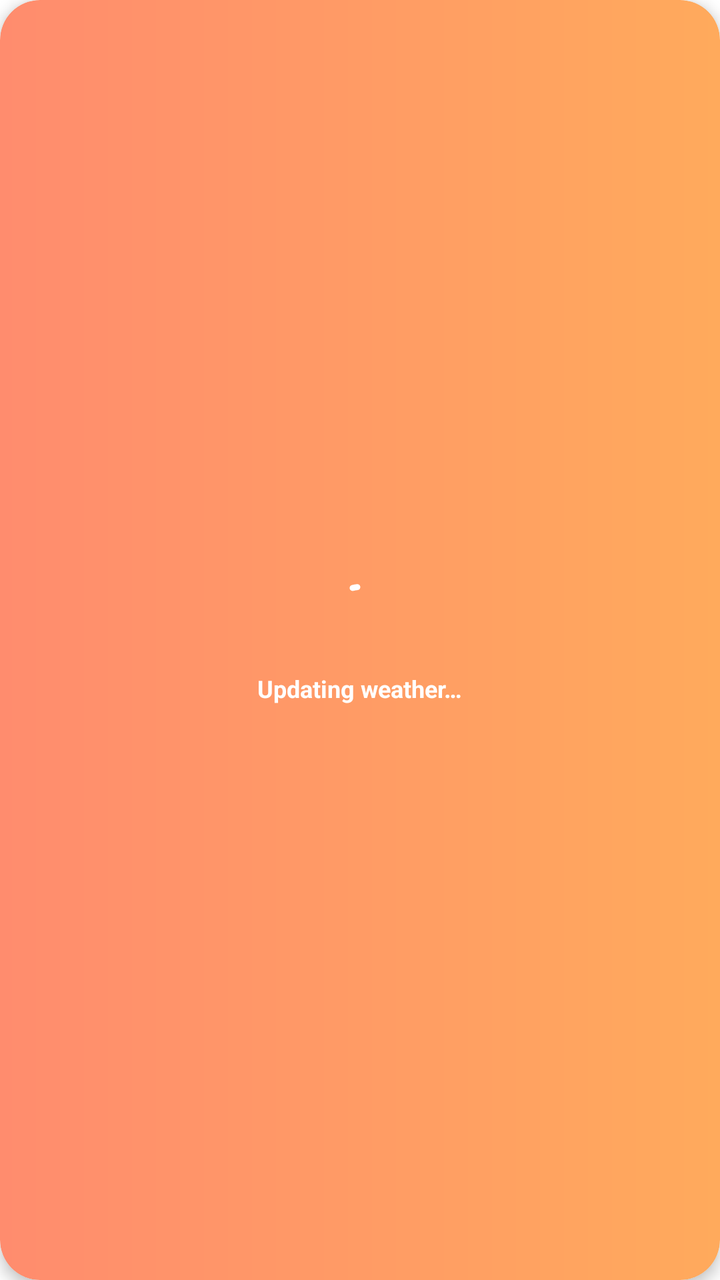
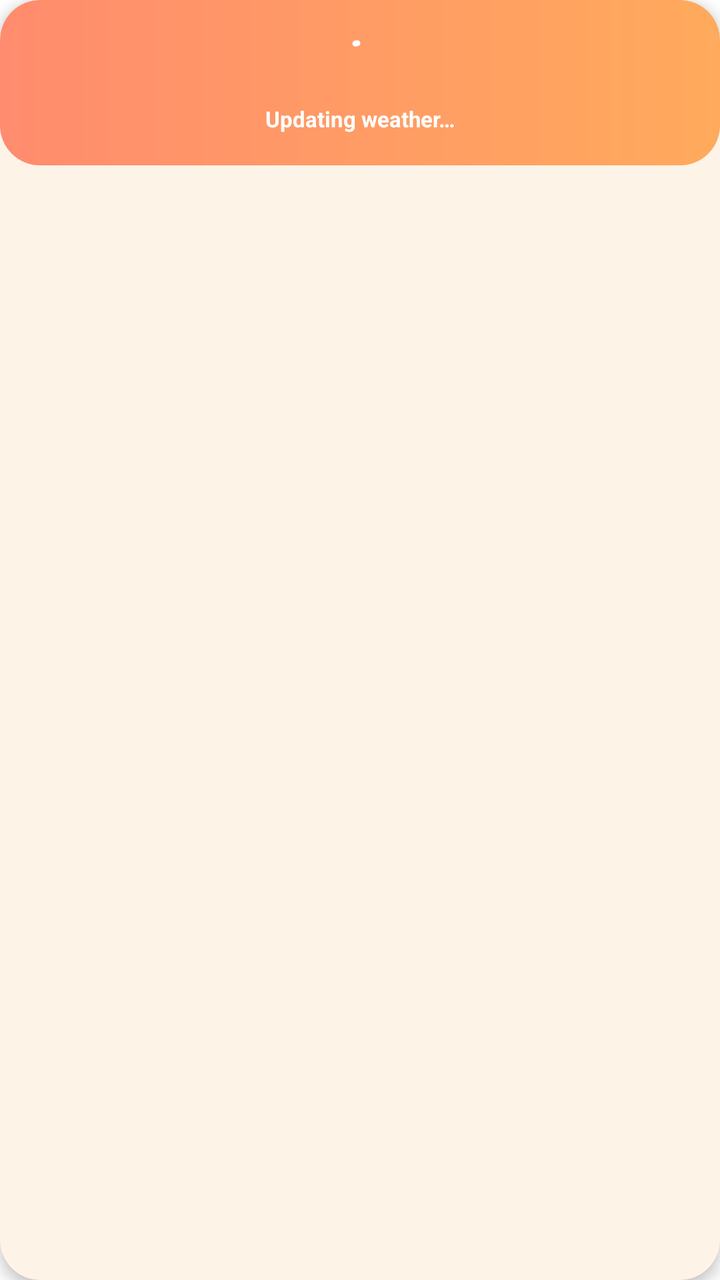

Before-and-after screenshots of an Android layout around one commit, followed by the original layout XML and the change that was made.
<!-- AndroidManifest.xml: application theme Theme.Resilio -->
<!-- res/layout/include_card_weather.xml -->
<?xml version="1.0" encoding="utf-8"?>
<com.google.android.material.card.MaterialCardView xmlns:android="http://schemas.android.com/apk/res/android"
    xmlns:app="http://schemas.android.com/apk/res-auto"
    xmlns:tools="http://schemas.android.com/tools"
    android:id="@+id/card_weather"
    android:layout_width="match_parent"
    android:layout_height="wrap_content"
    app:cardCornerRadius="20dp"
    app:cardElevation="4dp"
    app:strokeWidth="0dp">

    <androidx.constraintlayout.widget.ConstraintLayout
        android:id="@+id/layout_weather_container"
        android:layout_width="match_parent"
        android:layout_height="match_parent"
        android:background="@drawable/bg_weather_sunny"
        android:padding="20dp">

        
        <androidx.constraintlayout.widget.ConstraintLayout
            android:id="@+id/layout_weather_loading"
            android:layout_width="match_parent"
            android:layout_height="wrap_content"
            android:visibility="visible"
            app:layout_constraintTop_toTopOf="parent"
            app:layout_constraintBottom_toBottomOf="parent">

            <com.google.android.material.progressindicator.CircularProgressIndicator
                android:id="@+id/weather_loading_spinner"
                android:layout_width="wrap_content"
                android:layout_height="wrap_content"
                android:indeterminate="true"
                app:indicatorColor="@color/white"
                app:indicatorSize="32dp"
                app:trackThickness="3dp"
                app:layout_constraintTop_toTopOf="parent"
                app:layout_constraintStart_toStartOf="parent"
                app:layout_constraintEnd_toEndOf="parent" />

            <TextView
                android:layout_width="wrap_content"
                android:layout_height="wrap_content"
                android:layout_marginTop="8dp"
                android:text="@string/weather_loading"
                android:textColor="@color/white"
                android:textSize="12sp"
                android:textStyle="bold"
                app:layout_constraintTop_toBottomOf="@id/weather_loading_spinner"
                app:layout_constraintStart_toStartOf="parent"
                app:layout_constraintEnd_toEndOf="parent" />
        </androidx.constraintlayout.widget.ConstraintLayout>

        
        <androidx.constraintlayout.widget.ConstraintLayout
            android:id="@+id/layout_weather_content"
            android:layout_width="match_parent"
            android:layout_height="wrap_content"
            android:visibility="gone"
            app:layout_constraintTop_toTopOf="parent"
            app:layout_constraintBottom_toBottomOf="parent">

            
            <ImageView
                android:id="@+id/iv_weather_icon"
                android:layout_width="32dp"
                android:layout_height="32dp"
                android:contentDescription="@null"
                android:src="@drawable/ic_sun"
                app:layout_constraintStart_toStartOf="parent"
                app:layout_constraintTop_toTopOf="parent"
                app:tint="@color/white" />

            <TextView
                android:id="@+id/tv_weather_condition"
                android:layout_width="wrap_content"
                android:layout_height="wrap_content"
                android:layout_marginStart="12dp"
                android:text="Sunny"
                android:textColor="@color/white"
                android:textSize="20sp"
                android:textStyle="bold"
                app:layout_constraintBottom_toBottomOf="@+id/iv_weather_icon"
                app:layout_constraintStart_toEndOf="@+id/iv_weather_icon"
                app:layout_constraintTop_toTopOf="@+id/iv_weather_icon" />

            
            <TextView
                android:id="@+id/tv_weather_temp"
                android:layout_width="wrap_content"
                android:layout_height="wrap_content"
                android:layout_marginTop="8dp"
                android:text="27°C"
                android:textColor="@color/white"
                android:textSize="42sp"
                android:textStyle="bold"
                app:layout_constraintStart_toStartOf="parent"
                app:layout_constraintTop_toBottomOf="@+id/iv_weather_icon" />

            
            <LinearLayout
                android:id="@+id/layout_weather_data"
                android:layout_width="wrap_content"
                android:layout_height="wrap_content"
                android:layout_marginTop="8dp"
                android:orientation="vertical"
                app:layout_constraintStart_toStartOf="parent"
                app:layout_constraintTop_toBottomOf="@+id/tv_weather_temp">

                <TextView
                    android:id="@+id/tv_weather_precip"
                    android:layout_width="wrap_content"
                    android:layout_height="wrap_content"
                    android:text="Precipitation: 0%"
                    android:textColor="@color/white"
                    android:textSize="14sp" />

                <TextView
                    android:id="@+id/tv_weather_humidity"
                    android:layout_width="wrap_content"
                    android:layout_height="wrap_content"
                    android:text="Humidity: 0%"
                    android:textColor="@color/white"
                    android:textSize="14sp" />

                <TextView
                    android:id="@+id/tv_weather_wind"
                    android:layout_width="wrap_content"
                    android:layout_height="wrap_content"
                    android:text="Wind: 0 km/h"
                    android:textColor="@color/white"
                    android:textSize="14sp" />
            </LinearLayout>

            
            <LinearLayout
                android:id="@+id/layout_weather_right_side"
                android:layout_width="wrap_content"
                android:layout_height="wrap_content"
                android:gravity="end"
                android:orientation="vertical"
                app:layout_constraintEnd_toEndOf="parent"
                app:layout_constraintTop_toTopOf="parent">

                <TextView
                    android:id="@+id/tv_weather_label"
                    android:layout_width="wrap_content"
                    android:layout_height="wrap_content"
                    android:text="Weather"
                    android:textColor="@color/white"
                    android:textSize="16sp"
                    android:textStyle="bold" />

                <TextView
                    android:id="@+id/tv_weather_day"
                    android:layout_width="wrap_content"
                    android:layout_height="wrap_content"
                    android:text="---"
                    android:textColor="@color/white"
                    android:textSize="14sp" />

                <TextView
                    android:id="@+id/tv_weather_time"
                    android:layout_width="wrap_content"
                    android:layout_height="wrap_content"
                    android:text="--:--"
                    android:textColor="@color/white"
                    android:textSize="14sp" />

                <TextView
                    android:id="@+id/tv_weather_location"
                    android:layout_width="wrap_content"
                    android:layout_height="wrap_content"
                    android:layout_marginTop="12dp"
                    android:text="Antipolo City"
                    android:textColor="@color/white"
                    android:textSize="16sp"
                    android:textStyle="bold" />
            </LinearLayout>
        </androidx.constraintlayout.widget.ConstraintLayout>

        
        <LinearLayout
            android:id="@+id/layout_weather_advisory"
            android:layout_width="match_parent"
            android:layout_height="wrap_content"
            android:layout_marginTop="16dp"
            android:background="#66000000"
            android:gravity="center_vertical"
            android:orientation="horizontal"
            android:padding="10dp"
            android:visibility="gone"
            app:layout_constraintTop_toBottomOf="@+id/layout_weather_content">

            <ImageView
                android:layout_width="18dp"
                android:layout_height="18dp"
                android:layout_marginEnd="8dp"
                android:src="@drawable/ic_alerts"
                app:tint="#FFCDD2" />

            <TextView
                android:id="@+id/tv_weather_advisory"
                android:layout_width="0dp"
                android:layout_height="wrap_content"
                android:layout_weight="1"
                android:textColor="#FFCDD2"
                android:textSize="12sp"
                android:textStyle="bold" />
        </LinearLayout>

    </androidx.constraintlayout.widget.ConstraintLayout>
</com.google.android.material.card.MaterialCardView>
<!-- resources referenced by this layout -->
<resources>
  <color name="white">#FFFFFFFF</color>
  <!-- drawable bg_weather_sunny (drawable) -->
  <?xml version="1.0" encoding="utf-8"?>
  <shape xmlns:android="http://schemas.android.com/apk/res/android">
      <gradient
          android:angle="0"
          android:endColor="@color/weather_sunny_end"
          android:startColor="@color/weather_sunny_start"
          android:type="linear" />
      <corners android:radius="20dp" />
  </shape>
  <!-- drawable ic_alerts (drawable) -->
  <vector xmlns:android="http://schemas.android.com/apk/res/android"
      android:width="24dp"
      android:height="24dp"
      android:viewportWidth="24"
      android:viewportHeight="24">
    <path
        android:fillColor="#FF000000"
        android:pathData="M12,22c1.1,0 2,-0.9 2,-2h-4c0,1.1 0.89,2 2,2zM18,16v-5c0,-3.07 -1.64,-5.64 -4.5,-6.32V4c0,-0.83 -0.67,-1.5 -1.5,-1.5s-1.5,0.67 -1.5,1.5v0.68C7.63,5.36 6,7.92 6,11v5l-2,2v1h16v-1l-2,-2z"/>
  </vector>
  <!-- drawable ic_sun (drawable) -->
  <vector xmlns:android="http://schemas.android.com/apk/res/android"
      android:width="24dp"
      android:height="24dp"
      android:viewportWidth="24"
      android:viewportHeight="24">
      <path
          android:fillColor="@android:color/white"
          android:pathData="M12,7c-2.76,0 -5,2.24 -5,5s2.24,5 5,5s5,-2.24 5,-5S14.76,7 12,7zM2,13h2c0.55,0 1,-0.45 1,-1s-0.45,-1 -1,-1L2,11c-0.55,0 -1,0.45 -1,1S1.45,13 2,13zM20,13h2c0.55,0 1,-0.45 1,-1s-0.45,-1 -1,-1h-2c-0.55,0 -1,0.45 -1,1S19.45,13 20,13zM11,2v2c0,0.55 0.45,1 1,1s1,-0.45 1,-1L13,2c0,-0.55 -0.45,-1 -1,-1S11,1.45 11,2zM11,20v2c0,0.55 0.45,1 1,1s1,-0.45 1,-1v-2c0,-0.55 -0.45,-1 -1,-1S11,19.45 11,20zM5.99,4.58c-0.39,-0.39 -1.03,-0.39 -1.41,0s-0.39,1.03 0,1.41l1.06,1.06c0.39,0.39 1.03,0.39 1.41,0s0.39,-1.03 0,-1.41L5.99,4.58zM18.36,16.95c-0.39,-0.39 -1.03,-0.39 -1.41,0s-0.39,1.03 0,1.41l1.06,1.06c0.39,0.39 1.03,0.39 1.41,0s0.39,-1.03 0,-1.41l-1.06,-1.06zM18.36,4.58l-1.06,1.06c-0.39,0.39 -0.39,1.03 0,1.41s1.03,0.39 1.41,0l1.06,-1.06c0.39,-0.39 0.39,-1.03 0,-1.41S18.75,4.19 18.36,4.58zM5.64,16.95l-1.06,1.06c-0.39,0.39 -0.39,1.03 0,1.41s1.03,0.39 1.41,0l1.06,-1.06c0.39,-0.39 0.39,-1.03 0,-1.41S6.03,16.56 5.64,16.95z" />
  </vector>
  <string name="weather_loading">Updating weather…</string>
  <style name="Theme.Resilio" parent="Base.Theme.Resilio" />
  <color name="weather_sunny_end">#FFAA5C</color>
  <color name="weather_sunny_start">#FF8C6E</color>
  <style name="Base.Theme.Resilio" parent="Theme.Material3.DayNight.NoActionBar">
          
          <item name="colorPrimary">@color/gold_accent</item>
          <item name="colorOnPrimary">@color/black</item>
          <item name="colorSecondary">@color/secondary_blue</item>
          <item name="colorOnSecondary">@color/white</item>
          <item name="colorTertiary">@color/primary_green</item>
          <item name="android:windowBackground">@color/background</item>
          <item name="android:textColorPrimary">@color/text_primary</item>
          <item name="android:textColorSecondary">@color/text_secondary</item>
      </style>
  <color name="gold_accent">#FFD700</color>
  <color name="black">#FF000000</color>
  <color name="secondary_blue">#2196F3</color>
  <color name="primary_green">#4CAF50</color>
  <color name="background">#FFFFFF</color>
  <color name="text_primary">#212121</color>
  <color name="text_secondary">#757575</color>
</resources>

<!-- the commit's change to res/layout/include_card_weather.xml (unified diff, before → after) -->
@@ -12,9 +12,9 @@
     <androidx.constraintlayout.widget.ConstraintLayout
         android:id="@+id/layout_weather_container"
         android:layout_width="match_parent"
-        android:layout_height="match_parent"
+        android:layout_height="wrap_content"
         android:background="@drawable/bg_weather_sunny"
-        android:padding="20dp">
+        android:padding="16dp">
 
         
         <androidx.constraintlayout.widget.ConstraintLayout
@@ -22,8 +22,7 @@
             android:layout_width="match_parent"
             android:layout_height="wrap_content"
             android:visibility="visible"
-            app:layout_constraintTop_toTopOf="parent"
-            app:layout_constraintBottom_toBottomOf="parent">
+            app:layout_constraintTop_toTopOf="parent">
 
             <com.google.android.material.progressindicator.CircularProgressIndicator
                 android:id="@+id/weather_loading_spinner"
@@ -31,7 +30,7 @@
                 android:layout_height="wrap_content"
                 android:indeterminate="true"
                 app:indicatorColor="@color/white"
-                app:indicatorSize="32dp"
+                app:indicatorSize="24dp"
                 app:trackThickness="3dp"
                 app:layout_constraintTop_toTopOf="parent"
                 app:layout_constraintStart_toStartOf="parent"
@@ -40,10 +39,10 @@
             <TextView
                 android:layout_width="wrap_content"
                 android:layout_height="wrap_content"
-                android:layout_marginTop="8dp"
+                android:layout_marginTop="4dp"
                 android:text="@string/weather_loading"
                 android:textColor="@color/white"
-                android:textSize="12sp"
+                android:textSize="11sp"
                 android:textStyle="bold"
                 app:layout_constraintTop_toBottomOf="@id/weather_loading_spinner"
                 app:layout_constraintStart_toStartOf="parent"
@@ -56,14 +55,13 @@
             android:layout_width="match_parent"
             android:layout_height="wrap_content"
             android:visibility="gone"
-            app:layout_constraintTop_toTopOf="parent"
-            app:layout_constraintBottom_toBottomOf="parent">
+            app:layout_constraintTop_toTopOf="parent">
 
             
             <ImageView
                 android:id="@+id/iv_weather_icon"
-                android:layout_width="32dp"
-                android:layout_height="32dp"
+                android:layout_width="28dp"
+                android:layout_height="28dp"
                 android:contentDescription="@null"
                 android:src="@drawable/ic_sun"
                 app:layout_constraintStart_toStartOf="parent"
@@ -74,10 +72,10 @@
                 android:id="@+id/tv_weather_condition"
                 android:layout_width="wrap_content"
                 android:layout_height="wrap_content"
-                android:layout_marginStart="12dp"
+                android:layout_marginStart="10dp"
                 android:text="Sunny"
                 android:textColor="@color/white"
-                android:textSize="20sp"
+                android:textSize="18sp"
                 android:textStyle="bold"
                 app:layout_constraintBottom_toBottomOf="@+id/iv_weather_icon"
                 app:layout_constraintStart_toEndOf="@+id/iv_weather_icon"
@@ -88,10 +86,10 @@
                 android:id="@+id/tv_weather_temp"
                 android:layout_width="wrap_content"
                 android:layout_height="wrap_content"
-                android:layout_marginTop="8dp"
+                android:layout_marginTop="4dp"
                 android:text="27°C"
                 android:textColor="@color/white"
-                android:textSize="42sp"
+                android:textSize="38sp"
                 android:textStyle="bold"
                 app:layout_constraintStart_toStartOf="parent"
                 app:layout_constraintTop_toBottomOf="@+id/iv_weather_icon" />
@@ -101,7 +99,7 @@
                 android:id="@+id/layout_weather_data"
                 android:layout_width="wrap_content"
                 android:layout_height="wrap_content"
-                android:layout_marginTop="8dp"
+                android:layout_marginTop="4dp"
                 android:orientation="vertical"
                 app:layout_constraintStart_toStartOf="parent"
                 app:layout_constraintTop_toBottomOf="@+id/tv_weather_temp">
@@ -112,7 +110,7 @@
                     android:layout_height="wrap_content"
                     android:text="Precipitation: 0%"
                     android:textColor="@color/white"
-                    android:textSize="14sp" />
+                    android:textSize="12sp" />
 
                 <TextView
                     android:id="@+id/tv_weather_humidity"
@@ -120,7 +118,7 @@
                     android:layout_height="wrap_content"
                     android:text="Humidity: 0%"
                     android:textColor="@color/white"
-                    android:textSize="14sp" />
+                    android:textSize="12sp" />
 
                 <TextView
                     android:id="@+id/tv_weather_wind"
@@ -128,7 +126,7 @@
                     android:layout_height="wrap_content"
                     android:text="Wind: 0 km/h"
                     android:textColor="@color/white"
-                    android:textSize="14sp" />
+                    android:textSize="12sp" />
             </LinearLayout>
 
             
@@ -147,7 +145,7 @@
                     android:layout_height="wrap_content"
                     android:text="Weather"
                     android:textColor="@color/white"
-                    android:textSize="16sp"
+                    android:textSize="14sp"
                     android:textStyle="bold" />
 
                 <TextView
@@ -156,7 +154,7 @@
                     android:layout_height="wrap_content"
                     android:text="---"
                     android:textColor="@color/white"
-                    android:textSize="14sp" />
+                    android:textSize="12sp" />
 
                 <TextView
                     android:id="@+id/tv_weather_time"
@@ -164,16 +162,16 @@
                     android:layout_height="wrap_content"
                     android:text="--:--"
                     android:textColor="@color/white"
-                    android:textSize="14sp" />
+                    android:textSize="12sp" />
 
                 <TextView
                     android:id="@+id/tv_weather_location"
                     android:layout_width="wrap_content"
                     android:layout_height="wrap_content"
-                    android:layout_marginTop="12dp"
+                    android:layout_marginTop="8dp"
                     android:text="Antipolo City"
                     android:textColor="@color/white"
-                    android:textSize="16sp"
+                    android:textSize="13sp"
                     android:textStyle="bold" />
             </LinearLayout>
         </androidx.constraintlayout.widget.ConstraintLayout>
@@ -183,11 +181,11 @@
             android:id="@+id/layout_weather_advisory"
             android:layout_width="match_parent"
             android:layout_height="wrap_content"
-            android:layout_marginTop="16dp"
+            android:layout_marginTop="12dp"
             android:background="#66000000"
             android:gravity="center_vertical"
             android:orientation="horizontal"
-            android:padding="10dp"
+            android:padding="8dp"
             android:visibility="gone"
             app:layout_constraintTop_toBottomOf="@+id/layout_weather_content">
 
